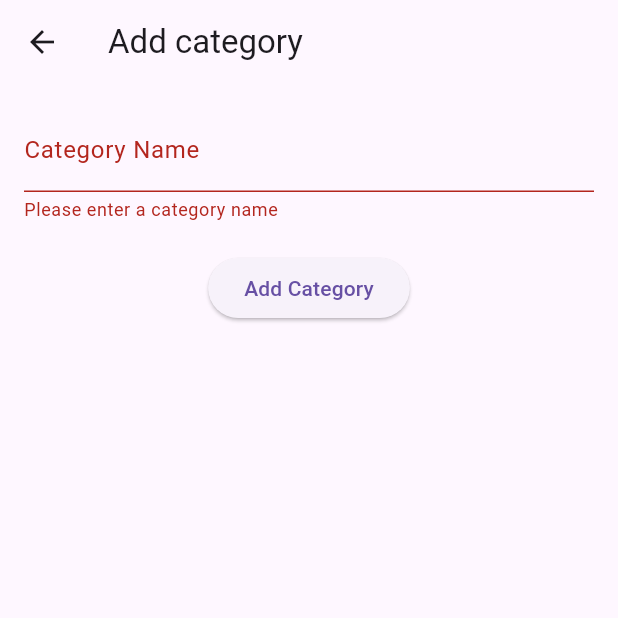
After one commit to ovch1nn1kovden1s/finance_manager, a Flutter app: the AddCategoryScreen screen opened by its route, after a tap on "Add Category", on a phone screen of 412 x 824 dp, the top half of it. The commit adds this screen. Run offline on Flutter 3.47's test engine with Material 3 defaults, Android fonts, the phone set to English and light mode, and no system bars; our stand-ins replace go_router, hive, hive_flutter; accounts and stored records are empty.

Commit message:
Сделал добавление новых трат

```diff
--- a/lib/data/repositories/category_repository.dart
+++ b/lib/data/repositories/category_repository.dart
@@ -12,8 +12,11 @@ class CategoryRepository {
   }
 
   Future<void> addCategory(Category category) async {
-    await categoryBox.put(category.name, category);
+  if (categoryBox.containsKey(category.name)) {
+    return;
   }
+  await categoryBox.put(category.name, category);
+}
 
   Future<void> initDefaultCategories() async {
     List<String> defaultCategories = ['Транспорт', 'Еда', 'Развлечения', 'Здоровье'];
--- a/lib/presentation/app_router.dart
+++ b/lib/presentation/app_router.dart
@@ -2,6 +2,7 @@ import 'package:go_router/go_router.dart';
 import 'ui/expenses_list_screen.dart';
 import 'ui/add_expense_screen.dart';
 import 'ui/expenses_by_category_screen.dart';
+import 'ui/add_category_screen.dart';
 
 final GoRouter router = GoRouter(
   routes: [
@@ -19,6 +20,10 @@ final GoRouter router = GoRouter(
         final String category_name = state.pathParameters['category_name']!;
         return ExpensesByCategoryScreen(category_name: category_name);
       },
-    )
+    ),
+    GoRoute(
+      path: '/add_category',
+      builder: (context, state) => AddCategoryScreen(),
+    ),
   ],
 );
--- /dev/null
+++ b/lib/presentation/ui/add_category_screen.dart
@@ -0,0 +1,58 @@
+import '../../models/category.dart';
+import '../../presentation/view_models/category_view_model.dart';
+import 'package:flutter/material.dart';
+import 'package:go_router/go_router.dart';
+import 'package:provider/provider.dart';
+
+class AddCategoryScreen extends StatelessWidget {
+  @override
+  Widget build(BuildContext context) {
+    final _formKey = GlobalKey<FormState>();
+    final _categoryController = TextEditingController();
+    final categoryViewModel = Provider.of<CategoryViewModel>(context, listen: false);
+
+    return Scaffold(
+      appBar: AppBar(
+        title: Text('Add category'),
+        leading: IconButton(
+          icon: Icon(Icons.arrow_back),
+          onPressed: () {
+            context.go('/add');
+          },
+        ),
+      ),
+      body: Padding(
+        padding: EdgeInsets.all(16.0),
+        child: Form(
+          key: _formKey,
+          child: Column(
+            children: <Widget>[
+              TextFormField(
+                controller: _categoryController,
+                decoration: InputDecoration(labelText: 'Category Name'),
+                validator: (value) {
+                  if (value == null || value.isEmpty) {
+                    return 'Please enter a category name';
+                  }
+                  return null;
+                },
+              ),
+              SizedBox(height: 20),
+              ElevatedButton(
+                onPressed: () {
+                  if (_formKey.currentState!.validate()) {
+                    final categoryName = _categoryController.text;
+
+                    categoryViewModel.addCategory(Category(name: categoryName));
+                    context.go('/add');
+                  }
+                },
+                child: Text('Add Category'),
+              ),
+            ],
+          ),
+        ),
+      ),
+    );
+  }
+}
--- a/lib/presentation/ui/add_expense_screen.dart
+++ b/lib/presentation/ui/add_expense_screen.dart
@@ -10,7 +10,6 @@ import 'package:uuid/uuid.dart';
 class AddExpenseScreen extends StatelessWidget {
   @override
   Widget build(BuildContext context) {
-    final categoryViewModel = Provider.of<CategoryViewModel>(context, listen: false);
     final expenseViewModel = Provider.of<ExpenseViewModel>(context, listen: false);
     final _formKey = GlobalKey<FormState>();
     final _nameController = TextEditingController();
@@ -48,14 +47,24 @@ class AddExpenseScreen extends StatelessWidget {
                   DropdownButtonFormField<Category>(
                     decoration: InputDecoration(labelText: 'Выберите категорию'),
                     value: _selectedCategory,
-                    items: categoryViewModel.categories.map((category) {
+                    items: [
+                      ...categoryViewModel.categories.map((category) {
                         return DropdownMenuItem<Category>(
                           value: category,
                           child: Text(category.name),
                         );
                       }).toList(),
+                      DropdownMenuItem<Category>(
+                        value: Category(name: 'addNewCategory'),
+                        child: Text('Добавить категорию'),
+                      ),
+                    ],
                     onChanged: (newValue) {
+                      if (newValue?.name == 'addNewCategory') {
+                        context.go('/add_category');
+                      } else {
                         _selectedCategory = newValue;
+                      }
                     },
                     validator: (value) {
                       if (value == null) {
```
Lines whose indentation alone changed are shown as unchanged.
